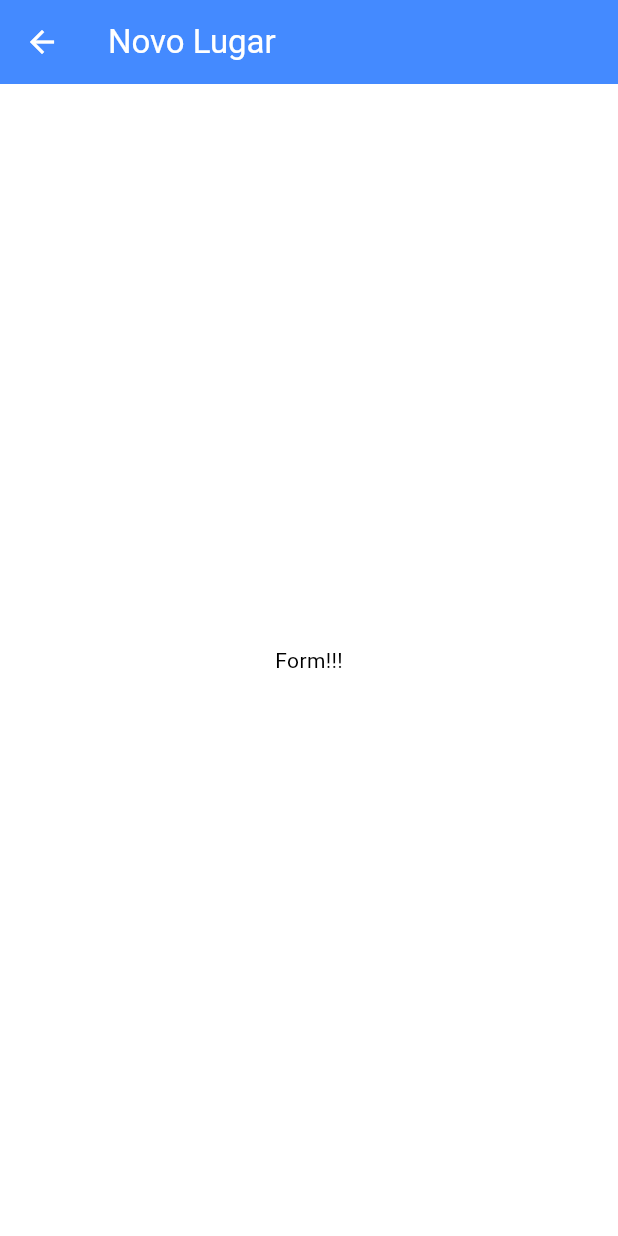
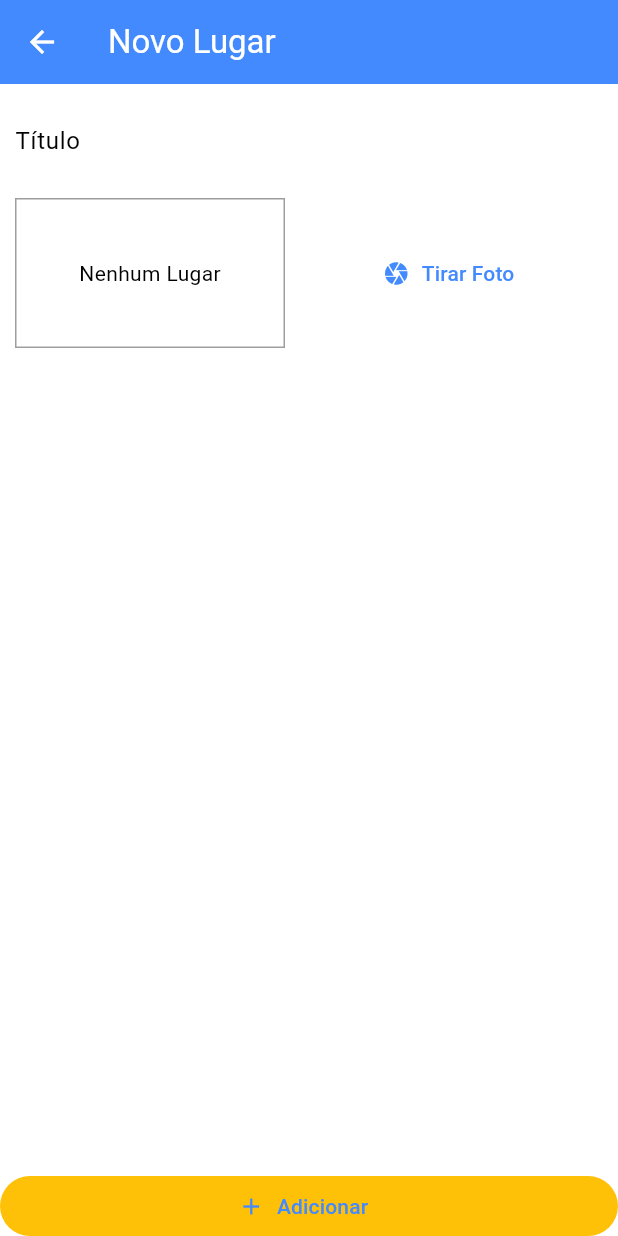
Before and after one commit to Esc9919/greate_places, a Flutter app: the PlaceFormScreen screen opened by its route, on a phone screen of 412 x 824 dp. Run offline on Flutter 3.47's test engine with Material 3 defaults, Android fonts, the phone set to English and light mode, and no system bars; missing offline and left inert: dart:ffi.

Commit message:
image_input

```diff
--- a/lib/screens/place_form_screen.dart
+++ b/lib/screens/place_form_screen.dart
@@ -1,4 +1,5 @@
 import 'package:flutter/material.dart';
+import 'package:greate_places/widgets/image_input.dart';
 
 class PlaceFormScreen extends StatefulWidget {
   const PlaceFormScreen({super.key});
@@ -8,6 +9,11 @@ class PlaceFormScreen extends StatefulWidget {
 }
 
 class _PlaceFormScreenState extends State<PlaceFormScreen> {
+
+  final _titleController = TextEditingController();
+
+  void _submitForm() {}
+
   @override
   Widget build(BuildContext context) {
     return Scaffold(
@@ -19,8 +25,39 @@ class _PlaceFormScreenState extends State<PlaceFormScreen> {
           style: TextStyle(color: Colors.white),
         ),
       ),
-      body: const Center(
-        child: Text('Form!!!'),
+      body: Column(
+        crossAxisAlignment: CrossAxisAlignment.stretch,
+        children: [
+          Expanded(
+            child: SingleChildScrollView(
+              child: Padding(
+                padding: const EdgeInsets.all(10),
+                child: Column(
+                  children: [
+                    TextField(
+                      controller: _titleController,
+                      decoration: InputDecoration(
+                        labelText: 'Título',
+                      ),
+                    ),
+                    SizedBox(height: 10),
+                    const ImageInput(),
+                  ],
+                ),
+              ),
+            ),
+          ),
+          ElevatedButton.icon(
+            onPressed: _submitForm,
+            label: Text('Adicionar'),
+            icon: Icon(Icons.add),
+            style: ElevatedButton.styleFrom(
+              backgroundColor: Theme.of(context).colorScheme.secondary,
+              elevation: 0,
+              tapTargetSize: MaterialTapTargetSize.shrinkWrap,
+            ),
+          ),
+        ],
       ),
     );
   }
--- /dev/null
+++ b/lib/widgets/image_input.dart
@@ -0,0 +1,37 @@
+import 'dart:ffi';
+
+import 'package:flutter/material.dart';
+
+class ImageInput extends StatefulWidget {
+  const ImageInput({super.key});
+
+  @override
+  State<ImageInput> createState() => _ImageInputState();
+}
+
+class _ImageInputState extends State<ImageInput> {
+  @override
+  Widget build(BuildContext context) {
+    return Row(
+      children: [
+        Container(
+          width: 180,
+          height: 100,
+          decoration: BoxDecoration(
+            border: Border.all(width: 1, color: Colors.grey),
+          ),
+          alignment: Alignment.center,
+          child: Text('Nenhum Lugar'),
+        ),
+        SizedBox(width: 10),
+        Expanded(
+          child: TextButton.icon(
+            onPressed: () {},
+            label: Text('Tirar Foto'),
+            icon: const Icon(Icons.camera),
+          ),
+        ),
+      ],
+    );
+  }
+}
```
